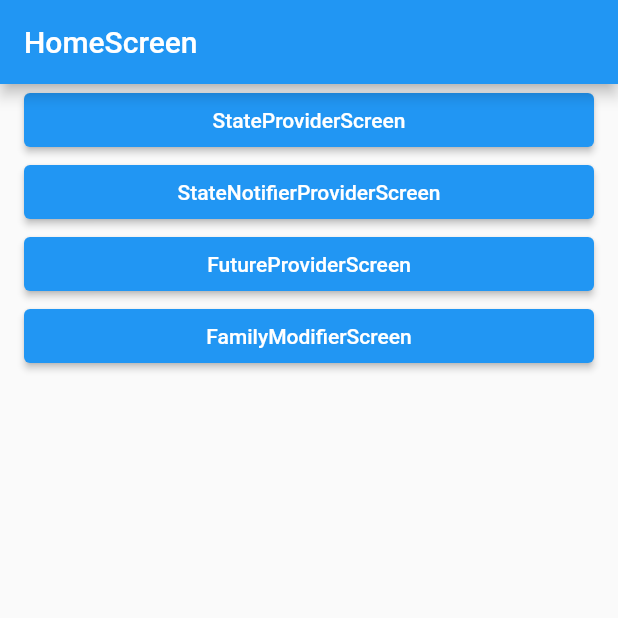
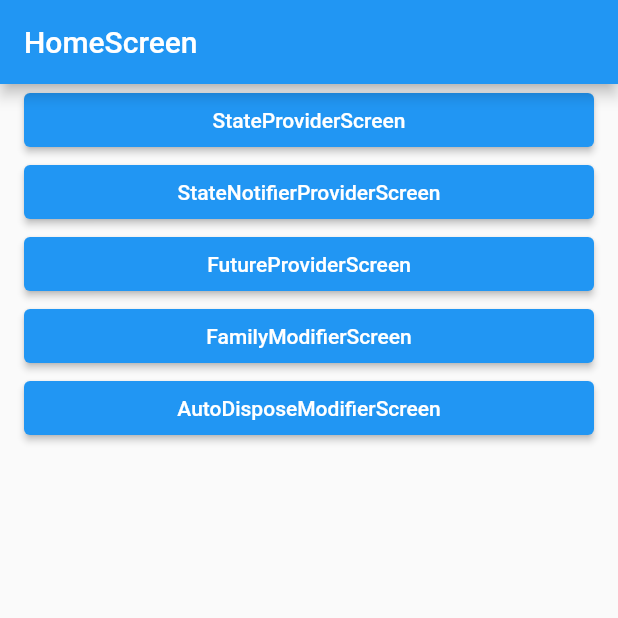
Before and after one commit to hjh1161514/Flutter-State-Management, a Flutter app: the screen it shows after launch, on a phone screen of 412 x 824 dp, the top half of it. Run offline on Flutter 3.47's test engine with Material 2 defaults, Android fonts, the phone set to English and light mode, and no system bars; our stand-ins replace flutter_riverpod.

Commit message:
[FEAT] AuthDispose Modifier

```diff
--- a/lib/screen/home_screen.dart
+++ b/lib/screen/home_screen.dart
@@ -1,4 +1,5 @@
 import 'package:flutter/material.dart';
+import 'package:flutter_state_management/screen/auto_dispose_modifier_screen.dart';
 import 'package:flutter_state_management/screen/family_modifier_screen.dart';
 import 'package:flutter_state_management/screen/state_notifier_provider_screen.dart';
 import 'package:flutter_state_management/screen/state_provider_screen.dart';
@@ -47,6 +48,14 @@ class HomeScreen extends StatelessWidget {
               },
               child: Text('FamilyModifierScreen'),
             ),
+            ElevatedButton(
+              onPressed: (){
+                Navigator.of(context).push(
+                  MaterialPageRoute(builder: (_) => AutoDisposeModifierScreen()),
+                );
+              },
+              child: Text('AutoDisposeModifierScreen'),
+            ),
           ],
         )
     );
```
Also changed, not shown: lib/riverpod/auto_dispose_modifier_provider.dart (added, +10 -0 lines), lib/screen/auto_dispose_modifier_screen.dart (added, +25 -0 lines).
